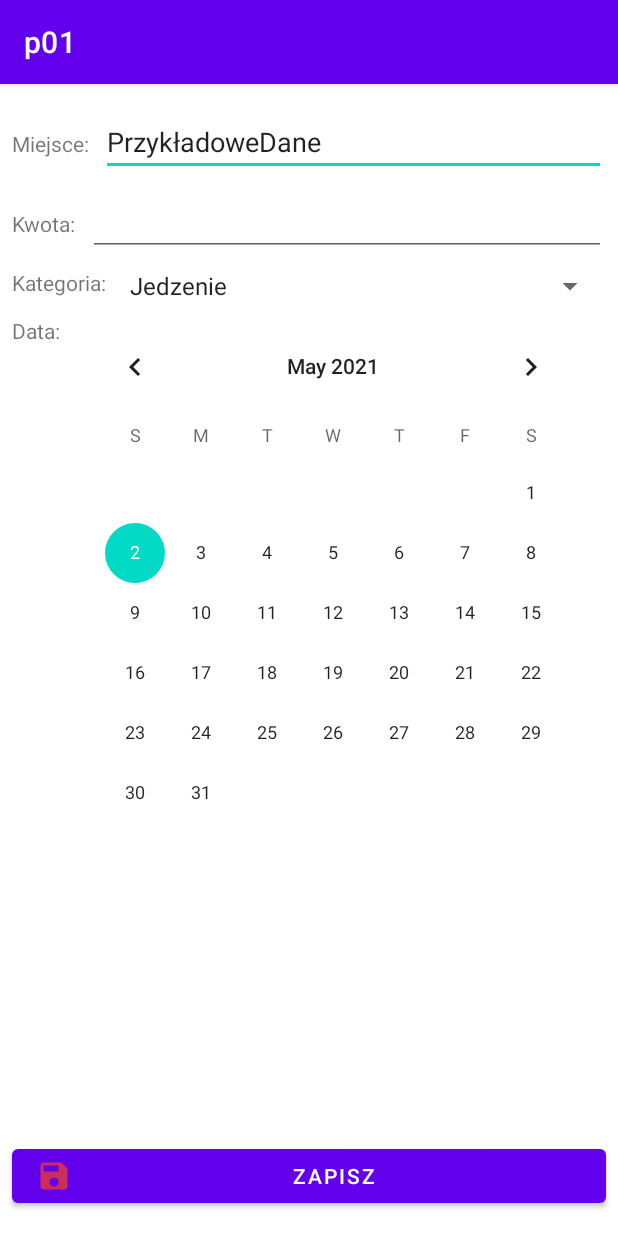
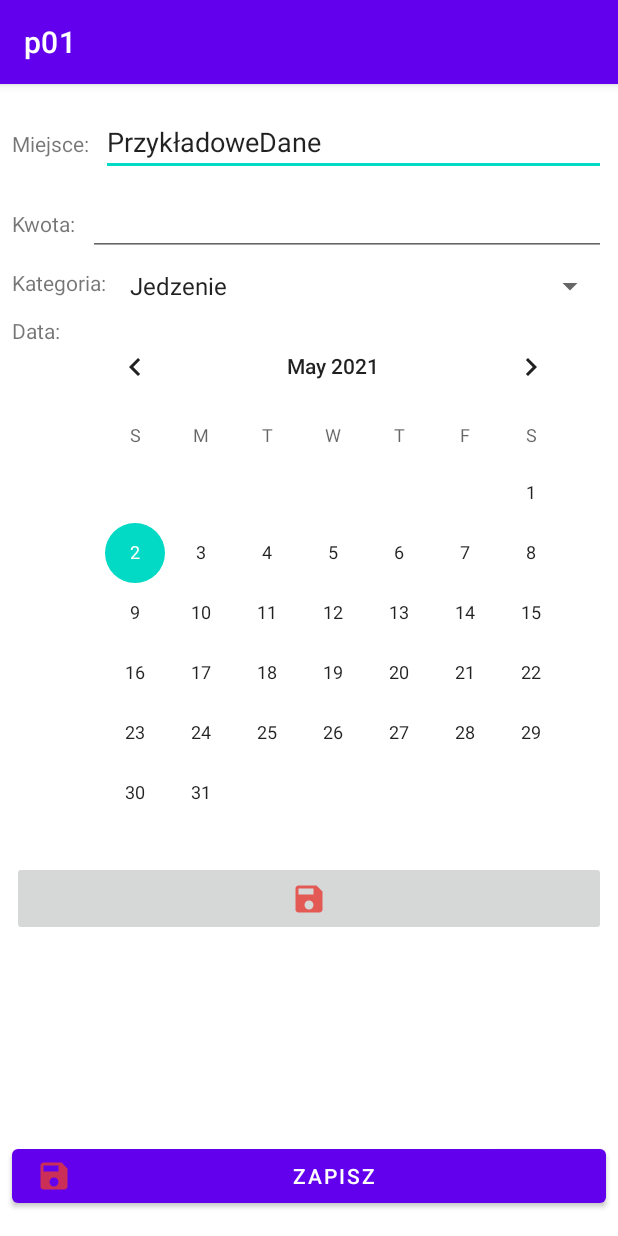
Before and after one commit to s19191/PRM, an Android app: the screen it shows after launch (AddActivity), after a tap on "DODAJ", on a phone screen of 412 x 824 dp. Run offline under Robolectric (Android 15) with nearby library versions, the phone set to English and light mode, and no system bars.

Commit message:
dodane edytowanie oraz usuwanie, ale niedziała to do końca tak jakbym chciał

```diff
--- a/p01/app/src/main/java/pl/edu/pja/p01/MainActivity.kt
+++ b/p01/app/src/main/java/pl/edu/pja/p01/MainActivity.kt
@@ -1,26 +1,30 @@
 package pl.edu.pja.p01
 
+import android.app.Activity
 import android.content.Intent
 import android.os.Bundle
-import android.view.View
 import androidx.appcompat.app.AppCompatActivity
 import androidx.recyclerview.widget.LinearLayoutManager
 import pl.edu.pja.p01.adapter.ExpenseAdapter
 import pl.edu.pja.p01.databinding.ActivityMainBinding
+import java.util.*
+
+const val REQ = 1
 
 class MainActivity : AppCompatActivity() {
     private val binding by lazy { ActivityMainBinding.inflate(layoutInflater) }
     private val expenseAdapter by lazy { ExpenseAdapter() }
-
+    private val calendar = Calendar.getInstance()
 
     override fun onCreate(savedInstanceState: Bundle?) {
         super.onCreate(savedInstanceState)
         setContentView(binding.root)
 
         binding.addButton.setOnClickListener {
-            startActivity(Intent(this, AddActivity::class.java))
-//            startActivityForResult(Intent(this, AddActivity::class.java), REQ)
+//            startActivity(Intent(this, AddActivity::class.java))
+            startActivityForResult(Intent(this, AddActivity::class.java), REQ)
         }
+
 
         setupExpenseList()
     }
@@ -35,9 +39,32 @@ class MainActivity : AppCompatActivity() {
     override fun onResume() {
         super.onResume()
         expenseAdapter.expenses = Shared.expenseList
+        updateBalance()
     }
 
-    fun onEdit(view: View) {
-        startActivity(Intent(this, AddActivity::class.java))
+    override fun onWindowFocusChanged(hasFocus: Boolean) {
+        super.onWindowFocusChanged(hasFocus)
+        updateBalance()
+    }
+
+    fun updateBalance() {
+        var sum = 0.0;
+        for (i in Shared.expenseList) {
+            calendar.timeInMillis = i.date
+            val currentMonth = Calendar.getInstance().get(Calendar.MONTH) + 1
+            val expenseDateMonth = calendar.get(Calendar.MONTH) + 1
+            if (currentMonth == expenseDateMonth) {
+                sum += i.amount
+            }
+        }
+        binding.balance.text = sum.toString()
+    }
+
+    override fun onActivityResult(requestCode: Int, resultCode: Int, data: Intent?) {
+        if (requestCode == REQ) {
+            if (resultCode == Activity.RESULT_OK) {
+                updateBalance()
+            }
+        } else super.onActivityResult(requestCode, resultCode, data)
     }
 }
--- a/p01/app/src/main/java/pl/edu/pja/p01/model/Expense.kt
+++ b/p01/app/src/main/java/pl/edu/pja/p01/model/Expense.kt
@@ -3,6 +3,6 @@ package pl.edu.pja.p01.model
 data class Expense(
         val place: String,
         val amount: Double,
-        val category: String,
+        val category: Long,
         val date: Long
 )
--- a/p01/app/src/main/res/layout/activity_add.xml
+++ b/p01/app/src/main/res/layout/activity_add.xml
@@ -51,7 +51,7 @@
         android:layout_marginEnd="8dp"
         android:ems="10"
         android:inputType="textShortMessage"
-        android:text="PrzykładoweDane"
+        android:text="@string/example_data_place"
         app:layout_constraintEnd_toEndOf="parent"
         app:layout_constraintStart_toEndOf="@+id/place_label"
         app:layout_constraintTop_toTopOf="parent" />
@@ -104,4 +104,18 @@
         app:layout_constraintEnd_toEndOf="parent"
         app:layout_constraintStart_toStartOf="parent" />
 
+    <ImageButton
+        android:id="@+id/imageButton"
+        android:layout_width="0dp"
+        android:layout_height="50dp"
+        android:layout_marginStart="8dp"
+        android:layout_marginTop="25dp"
+        android:layout_marginEnd="8dp"
+        android:onClick="onSave"
+        app:layout_constraintEnd_toEndOf="parent"
+        app:layout_constraintHorizontal_bias="0.0"
+        app:layout_constraintStart_toStartOf="parent"
+        app:layout_constraintTop_toBottomOf="@+id/date"
+        app:srcCompat="@drawable/ic_save" />
+
 </androidx.constraintlayout.widget.ConstraintLayout>
--- a/p01/app/src/main/res/layout/item_expense.xml
+++ b/p01/app/src/main/res/layout/item_expense.xml
@@ -5,9 +5,7 @@
     android:layout_width="match_parent"
     android:layout_height="wrap_content"
     android:layout_margin="8dp"
-    android:clickable="true"
     android:contextClickable="false"
-    android:onClick="onEdit"
     app:cardCornerRadius="8dp">
 
     <androidx.constraintlayout.widget.ConstraintLayout
--- a/p01/app/src/main/res/values/strings.xml
+++ b/p01/app/src/main/res/values/strings.xml
@@ -6,6 +6,9 @@
     <string name="date">Data:</string>
     <string name="category">Kategoria:</string>
     <string name="save">Zapisz</string>
+    <string name="example_data_place">PrzykładoweDane</string>
+    <string name="balance_label">Saldo:</string>
+    <string name="start_balance">0</string>
     <string-array name="categories_array">
         <item>Jedzenie</item>
         <item>Mieszkanie</item>
```
Also changed, not shown: p01/app/src/main/java/pl/edu/pja/p01/AddActivity.kt (+31 -7 lines), p01/app/src/main/java/pl/edu/pja/p01/adapter/ExpenseAdapter.kt (+28 -19 lines), p01/app/src/main/java/pl/edu/pja/p01/adapter/ExpenseItem.kt (added, +25 -0 lines), p01/app/src/main/res/layout/activity_main.xml (+23 -1 lines).
